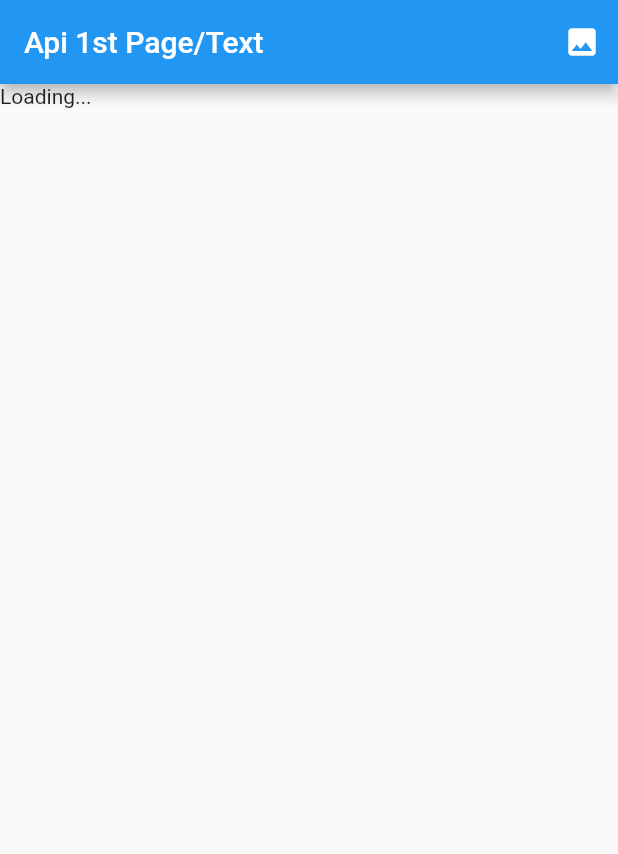
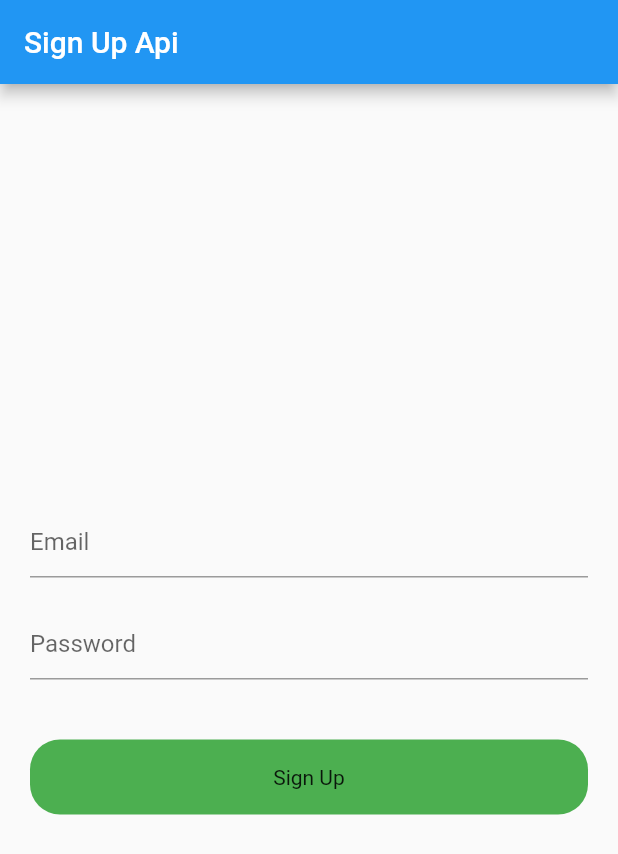
Before and after one commit to atik-sabuj/api_test, a Flutter app: the screen it shows after launch, on a phone screen of 412 x 824 dp. Shown: the top 854 px of the screen. Run offline on Flutter 3.47's test engine with Material 2 defaults, Android fonts, the phone set to English and light mode, and no system bars.

Commit message:
Created Sign Up page, model and updated all pages

```diff
--- a/lib/main.dart
+++ b/lib/main.dart
@@ -3,6 +3,7 @@ import 'package:api_test/pages/example_three.dart';
 import 'package:api_test/pages/example_two.dart';
 import 'package:api_test/pages/home_screen.dart';
 import 'package:api_test/pages/last_example_screen.dart';
+import 'package:api_test/pages/signup.dart';
 import 'package:flutter/material.dart';
 import 'package:http/http.dart' as http;
 
@@ -26,14 +27,15 @@ class MyApp extends StatelessWidget {
       //home: ExampleThree(),
       //home: ExampleThree(),
       //home: LastExampleScreen(),
-      initialRoute: HomeScreen.routeName,
+      home: SignUpScreen(),
+/*      initialRoute: HomeScreen.routeName,
       routes: {
         HomeScreen.routeName:(context)=>HomeScreen(),
         ExampleTwo.routeName:(context)=>ExampleTwo(),
         ExampleThree.routeName:(context)=>ExampleThree(),
         ExampleFour.routeName:(context)=>ExampleFour(),
         LastExampleScreen.routeName:(context)=>LastExampleScreen(),
-      },
+      },*/
     );
   }
 }
--- /dev/null
+++ b/lib/pages/signup.dart
@@ -0,0 +1,86 @@
+import 'dart:convert';
+
+import 'package:flutter/material.dart';
+import 'package:http/http.dart' as http;
+import 'package:http/http.dart';
+
+class SignUpScreen extends StatefulWidget {
+  const SignUpScreen({Key? key}) : super(key: key);
+
+  @override
+  State<SignUpScreen> createState() => _SignUpScreenState();
+}
+
+class _SignUpScreenState extends State<SignUpScreen> {
+
+  TextEditingController emailController = TextEditingController();
+  TextEditingController passwordController = TextEditingController();
+
+  void login(String email, password) async {
+
+    try{
+
+       Response response = await post(
+         Uri.parse('https://reqres.in/api/register'),
+         body: {
+           'email': email,
+           'password': password
+         }
+       );
+       if(response.statusCode == 200){
+         var data = jsonDecode(response.body.toString());
+         print(data['token']);
+         print('account created successfully');
+       }else{
+         print('failed');
+       }
+
+    }catch(e){
+      print(e.toString());
+    }
+  }
+  @override
+  Widget build(BuildContext context) {
+    return Scaffold(
+      appBar: AppBar(
+        title: const Text('Sign Up Api'),
+      ),
+      body: Padding(
+        padding: const EdgeInsets.all(20.0),
+        child: Column(
+          crossAxisAlignment: CrossAxisAlignment.center,
+          mainAxisAlignment: MainAxisAlignment.center,
+          children: [
+            TextFormField(
+              controller: emailController,
+              decoration: InputDecoration(
+                hintText: 'Email'
+              ),
+            ),
+            SizedBox(height: 20,),
+            TextFormField(
+              controller: passwordController,
+              decoration: InputDecoration(
+                  hintText: 'Password'
+              ),
+            ),
+            SizedBox(height: 40,),
+            GestureDetector(
+              onTap: (){
+                login(emailController.text.toString(),passwordController.text.toString());
+              } ,
+              child: Container(
+                height: 50,
+                decoration: BoxDecoration(
+                  color: Colors.green,
+                  borderRadius: BorderRadius.horizontal(left: Radius.circular(20), right: Radius.circular(20))
+                ),
+                child: Center(child: Text('Sign Up'),),
+              ),
+            )
+          ],
+        ),
+      ),
+    );
+  }
+}
--- a/pubspec.yaml
+++ b/pubspec.yaml
@@ -37,6 +37,8 @@ dependencies:
   # Use with the CupertinoIcons class for iOS style icons.
   cupertino_icons: ^1.0.2
   http: ^0.13.5
+  modal_progress_hud_nsn: ^0.1.0-nullsafety-1
+  image_picker: ^0.8.6
 
 dev_dependencies:
   flutter_test:
```
Also changed, not shown: pubspec.lock.
